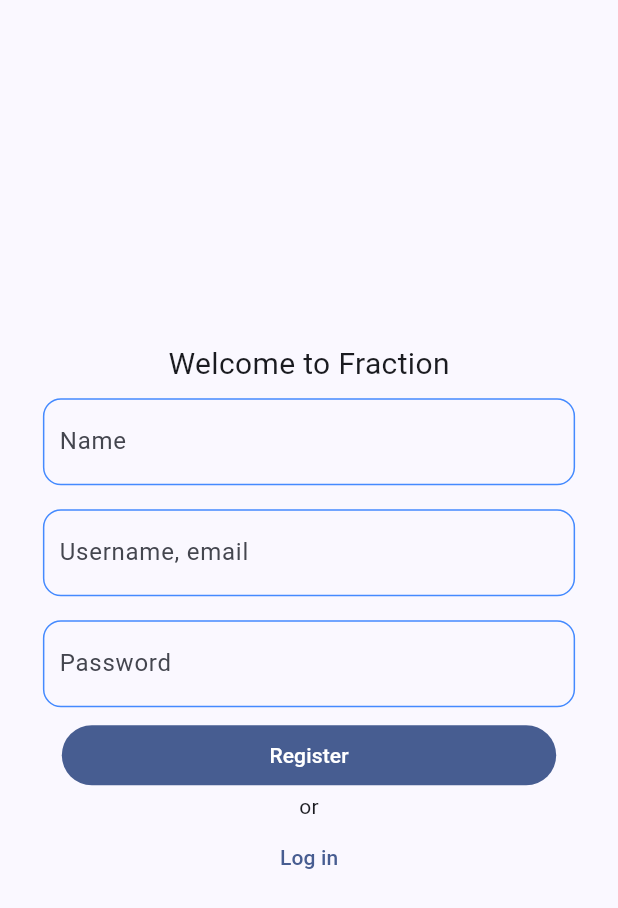
After one commit to sudharshanakshay/fraction, a Flutter app: the screen it shows after launch, after a tap on "Register", on a phone screen of 412 x 824 dp. The commit adds this screen. Shown: the top 908 px of the screen. Run offline on Flutter 3.47's test engine with Material 2 defaults, Android fonts, the phone set to English and light mode, and no system bars; our stand-ins replace cloud_firestore, firebase_auth, firebase_core, google_sign_in; missing offline and left inert: dart:ffi, firebase_ui_auth; accounts and stored records are empty; network calls fail.

Commit message:
addes servies

```diff
--- a/lib/main.dart
+++ b/lib/main.dart
@@ -4,9 +4,9 @@ import 'package:firebase_ui_auth/firebase_ui_auth.dart';
 import 'package:flutter/material.dart';
 import 'package:fraction/screens/add_expense.dart';
 import 'package:fraction/screens/profile.dart';
-import 'package:fraction/screens/authorise.dart';
+import 'package:fraction/screens/sign_in.dart';
 import 'package:fraction/screens/view_expense.dart';
-import 'package:fraction/services/sign_in_services.dart';
+import 'package:fraction/services/auth/auth.dart';
 import 'package:fraction/utils/fraction_app_color.dart';
 import 'package:provider/provider.dart';
 
--- a/lib/model/fraction_user.dart
+++ b/lib/model/fraction_user.dart
@@ -1,5 +1,5 @@
 class FractionUser {
-  String userName = '';
-  String emailId = '';
+  String name = '';
+  String email = '';
   String profilePicture = '';
 }
--- a/lib/screens/profile.dart
+++ b/lib/screens/profile.dart
@@ -5,7 +5,7 @@ import 'package:fraction/widgets/widgets.dart';
 import 'package:provider/provider.dart';
 
 import '../services/app_state.dart';
-import '../services/sign_in_services.dart';
+import '../services/auth/auth.dart';
 
 class Profile extends StatefulWidget {
   const Profile({Key? key}) : super(key: key);
--- /dev/null
+++ b/lib/screens/register.dart
@@ -0,0 +1,65 @@
+import 'package:flutter/material.dart';
+import 'package:fraction/screens/sign_in.dart';
+
+import '../services/auth/auth.dart';
+import '../widgets/input_text_field.dart';
+
+class RegisterPage extends StatefulWidget {
+  const RegisterPage({Key? key, required this.title}) : super(key: key);
+
+  final String title;
+
+  @override
+  State<StatefulWidget> createState() => RegisterPageState();
+}
+
+class RegisterPageState extends State<RegisterPage> {
+  final _nameStringController = TextEditingController();
+  final _emailStringController = TextEditingController();
+  final _passwordStringController = TextEditingController();
+
+  @override
+  build(context) {
+    return Scaffold(
+      body: Center(
+        child: Column(
+          mainAxisAlignment: MainAxisAlignment.center,
+          children: <Widget>[
+            const Text(
+              'Welcome to Fraction',
+              style: TextStyle(fontSize: 20),
+            ),
+            inputTextField(_nameStringController, 'Name'),
+            inputTextField(_emailStringController, 'Username, email'),
+            inputTextField(_passwordStringController, 'Password',
+                obsecure: true),
+            FractionallySizedBox(
+              widthFactor: 0.8,
+              child: FilledButton(
+                  onPressed: () {
+                    emailRegisterUser(
+                        _nameStringController.text,
+                        _emailStringController.text,
+                        _passwordStringController.text);
+                  },
+                  child: const Text('Register')),
+            ),
+            const Text('or'),
+            TextButton(
+                onPressed: () {
+                  Navigator.pushReplacement<void, void>(
+                    context,
+                    MaterialPageRoute<void>(
+                      builder: (BuildContext context) => SignInPage(
+                        title: widget.title,
+                      ),
+                    ),
+                  );
+                },
+                child: const Text('Log in')),
+          ],
+        ),
+      ),
+    );
+  }
+}
--- a/lib/screens/authorise.dart
+++ b/lib/screens/sign_in.dart
@@ -1,6 +1,7 @@
 import 'package:flutter/material.dart';
+import 'package:fraction/screens/register.dart';
 
-import '../services/sign_in_services.dart';
+import '../services/auth/auth.dart';
 import '../widgets/input_text_field.dart';
 
 class SignInPage extends StatefulWidget {
@@ -36,7 +37,7 @@ class SignInPageState extends State<SignInPage> {
               'Welcome to Fraction',
               style: TextStyle(fontSize: 20),
             ),
-            inputTextField(_emailStringController, 'Username, remail'),
+            inputTextField(_emailStringController, 'Username, email'),
             inputTextField(_passwordStringController, 'Password',
                 obsecure: true),
             FractionallySizedBox(
@@ -48,6 +49,19 @@ class SignInPageState extends State<SignInPage> {
                   },
                   child: const Text('Log in')),
             ),
+            const Text('or'),
+            TextButton(
+                onPressed: () {
+                  Navigator.pushReplacement<void, void>(
+                    context,
+                    MaterialPageRoute<void>(
+                      builder: (BuildContext context) => RegisterPage(
+                        title: widget.title,
+                      ),
+                    ),
+                  );
+                },
+                child: const Text('Register')),
             // TextButton(
             //     onPressed: () {
             //       try {
--- /dev/null
+++ b/lib/services/add_expense.dart
@@ -0,0 +1,11 @@
+import 'package:cloud_firestore/cloud_firestore.dart';
+
+void addExpense(email, description, cost, group) {
+  FirebaseFirestore.instance.collection('expense').add(<String, dynamic>{
+    'description': description,
+    'cost': cost,
+    'email_address': email,
+    'group_id': group,
+    'time_stamp': DateTime.now()
+  });
+}
--- /dev/null
+++ b/lib/services/auth/profile.dart
@@ -0,0 +1,10 @@
+import 'package:cloud_firestore/cloud_firestore.dart';
+
+void addProfile(name, email, color) {
+  FirebaseFirestore.instance.collection('profile').add(<String, dynamic>{
+    'name': name,
+    'email': email,
+    'color_code': color,
+    'group_id': []
+  });
+}
```
Also changed, not shown: lib/services/auth/auth.dart (renamed from lib/services/sign_in_services.dart, +11 -12 lines), lib/services/view_expense.dart (renamed from lib/services/view_expense_services.dart).
